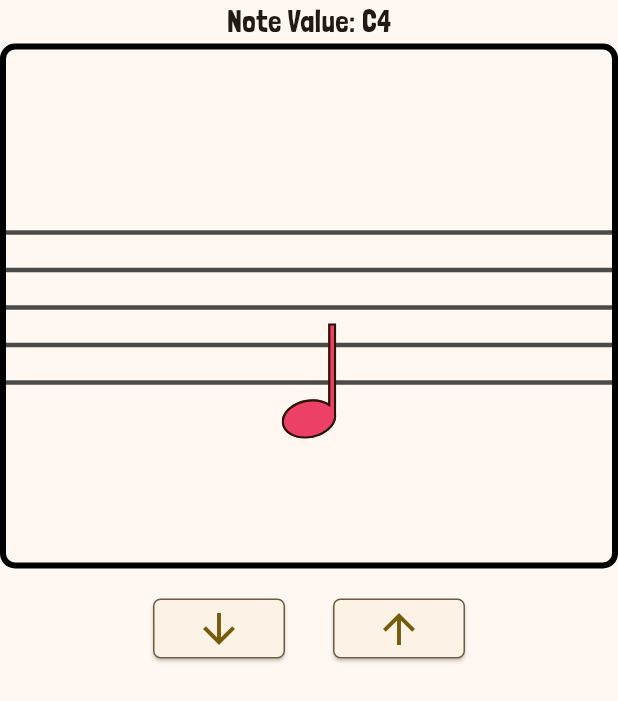
After one commit to dompetriella/Note-Jogger, a Flutter app: the screen it shows after launch, after a tap on "Testing Page", on a phone screen of 412 x 824 dp. The commit adds this screen. Shown: the top 701 px of the screen. Run offline on Flutter 3.47's test engine with Material 2 defaults, Android fonts, the phone set to English and light mode, and no system bars; our stand-ins replace flutter_animate, flutter_hooks, flutter_riverpod, flutter_svg, go_router, hooks_riverpod and 1 more.

Commit message:
started on rework for NoteStaff

```diff
--- /dev/null
+++ b/lib/pages/experiment_page.dart
@@ -0,0 +1,221 @@
+import 'package:flutter/material.dart';
+import 'package:flutter_animate/flutter_animate.dart';
+import 'package:flutter_hooks/flutter_hooks.dart';
+import 'package:flutter_svg/flutter_svg.dart';
+import 'package:hooks_riverpod/hooks_riverpod.dart';
+import 'package:note_jogger/components/notestaff/note.dart';
+import 'package:note_jogger/models/notes.dart';
+
+moveNoteValueToNextNaturalNote(ValueNotifier<int> noteState,
+    List<Enum> clefValues, bool increase, bool twoSteps) {
+  switch (increase) {
+    case true:
+      var nextNote = twoSteps ? noteState.value + 3 : noteState.value + 1;
+      if (nextNote < clefValues.length &&
+          clefValues[nextNote].name.contains('flat')) {
+        nextNote++;
+      }
+      if (nextNote < clefValues.length) {
+        noteState.value = nextNote;
+      }
+
+      break;
+
+    case false:
+      var nextNote = twoSteps ? noteState.value - 3 : noteState.value - 1;
+      if (nextNote > 0 && clefValues[nextNote].name.contains('flat')) {
+        nextNote--;
+      }
+      if (nextNote > 0) {
+        noteState.value = nextNote;
+      }
+      break;
+  }
+}
+
+class ExperimentPage extends StatelessWidget {
+  const ExperimentPage({super.key});
+
+  @override
+  Widget build(BuildContext context) {
+    return Scaffold(
+      body: NoteStaff(
+        size: 1,
+      ),
+    );
+  }
+}
+
+class NoteStaff extends StatelessWidget {
+  final double size;
+  const NoteStaff({
+    this.size = 1,
+    super.key,
+  });
+
+  @override
+  Widget build(BuildContext context) {
+    return Container(
+      color: Theme.of(context).colorScheme.background,
+      child: Center(child: StaffContainer(size: size)),
+    );
+  }
+}
+
+class StaffContainer extends HookConsumerWidget {
+  final double size;
+  const StaffContainer({
+    super.key,
+    required this.size,
+  });
+
+  @override
+  Widget build(BuildContext context, WidgetRef ref) {
+    var isTrebleClef = true;
+
+    var clefValues =
+        isTrebleClef ? TrebleClefNotes.values : BassClefNotes.values;
+    var noteValue = useState(TrebleClefNotes.C4.index);
+
+    return Column(
+      children: [
+        Text(
+          'Note Value: ${clefValues[noteValue.value].name}',
+          style: TextStyle(fontSize: 20, fontWeight: FontWeight.w500),
+        ),
+        Container(
+          height: 350 * size,
+          decoration: BoxDecoration(
+              border: Border.all(
+                width: 4 * size,
+                color: Colors.black,
+              ),
+              borderRadius: BorderRadius.circular(10)),
+          child: Stack(
+            clipBehavior: Clip.none,
+            children: [
+              Column(
+                mainAxisAlignment: MainAxisAlignment.center,
+                children: [
+                  for (var i = 0; i < 5; i++)
+                    Container(
+                      height: 25 * size,
+                      decoration: BoxDecoration(
+                          border: Border(
+                              bottom: BorderSide(
+                                  width: 3 * size,
+                                  color: Colors.black.withOpacity(.7)))),
+                    ),
+                  SizedBox(
+                    height: 20 * size,
+                  )
+                ],
+              ),
+              Row(
+                mainAxisAlignment: MainAxisAlignment.center,
+                children: [
+                  Note(noteValue: noteValue.value, size: size),
+                ],
+              ),
+            ],
+          ),
+        ),
+        Row(
+          mainAxisAlignment: MainAxisAlignment.center,
+          children: [
+            ToggleButton(
+              onPressed: () => moveNoteValueToNextNaturalNote(
+                  noteValue, clefValues, false, false),
+              icon: Icons.arrow_downward,
+            ),
+            ToggleButton(
+              onPressed: () => moveNoteValueToNextNaturalNote(
+                  noteValue, clefValues, true, false),
+              icon: Icons.arrow_upward,
+            )
+          ],
+        ),
+      ],
+    );
+  }
+}
+
+class Note extends StatelessWidget {
+  final double size;
+  final int noteValue;
+  final List<Enum> clefValues;
+  const Note({
+    super.key,
+    required this.size,
+    required this.noteValue,
+    this.clefValues = TrebleClefNotes.values,
+  });
+
+  @override
+  Widget build(BuildContext context) {
+    int previousFlats = 0;
+    for (var i = 0; i < clefValues[noteValue].index; i++) {
+      if (clefValues[i].name.contains('flat')) {
+        previousFlats++;
+      }
+    }
+
+    bool flagIsUp = noteValue < 24 ? true : false;
+    // -25 / 2 is the staff height divided by 2
+    double offset = 5 + (noteValue - previousFlats) * -25 / 2;
+    double flagOffset = flagIsUp ? offset : offset + 50;
+
+    // flag down needs to be 50px less
+    return Transform.translate(
+      offset: Offset(0, flagOffset * size),
+      child: Align(
+        alignment: Alignment.bottomCenter,
+        child: flagIsUp
+            ? SvgPicture.asset(
+                'assets/quarter_note.svg',
+                height: 77 * size,
+              )
+            : Transform.flip(
+                flipX: true,
+                flipY: true,
+                child: SvgPicture.asset(
+                  'assets/quarter_note.svg',
+                  height: 77 * size,
+                ),
+              ),
+      ),
+    );
+  }
+}
+
+class ToggleButton extends StatelessWidget {
+  final VoidCallback onPressed;
+  final IconData icon;
+  const ToggleButton({
+    required this.onPressed,
+    required this.icon,
+    super.key,
+  });
+
+  @override
+  Widget build(BuildContext context) {
+    return Padding(
+      padding: const EdgeInsets.all(16.0),
+      child: ElevatedButton(
+          style: ElevatedButton.styleFrom(
+            shape: RoundedRectangleBorder(
+                borderRadius: BorderRadius.circular(5),
+                side:
+                    BorderSide(color: Theme.of(context).colorScheme.secondary)),
+          ),
+          onPressed: onPressed,
+          child: Padding(
+            padding: const EdgeInsets.all(4.0),
+            child: Icon(
+              icon,
+              size: 32,
+            ),
+          )),
+    );
+  }
+}
--- a/lib/pages/start_page.dart
+++ b/lib/pages/start_page.dart
@@ -5,6 +5,7 @@ import 'package:note_jogger/pages/piano_lab_page.dart';
 import 'package:note_jogger/pages/select_mode_page.dart';
 import '../components/generic_button.dart';
 import '../provider.dart';
+import 'experiment_page.dart';
 
 class StartPage extends ConsumerWidget {
   const StartPage({super.key});
@@ -90,6 +91,16 @@ class StartPage extends ConsumerWidget {
                               );
                             },
                           ),
+                          GenericPageButton(
+                            text: 'Testing Page',
+                            onPressed: () {
+                              Navigator.of(context).push(
+                                MaterialPageRoute(
+                                  builder: (context) => const ExperimentPage(),
+                                ),
+                              );
+                            },
+                          ),
                         ],
                       )),
                 ],
--- a/pubspec.yaml
+++ b/pubspec.yaml
@@ -70,9 +70,7 @@ flutter:
 
   # To add assets to your application, add an assets section, like this:
   assets:
-    - assets/bass_clef.svg
-    - assets/treble_clef.svg
-    - assets/flat.svg
+    - assets/
     - audio/base_piano/
 
   # An image asset can refer to one or more resolution-specific "variants", see
```
Also changed, not shown: assets/quarter_note.svg (added), 1 other file.
